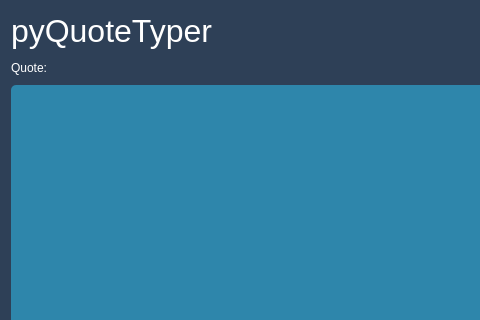
Before: the Qt Designer form ui/ui_quotetyper.ui in larry273/pyQuoteTyper, drawn with Qt 5; both pictures show x 0 to 480 and y 0 to 320 of the 1172 by 483 pixel window.
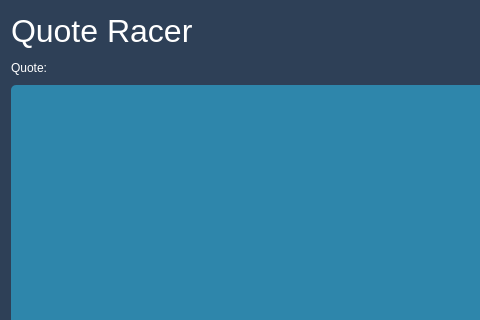
After: the same form once the commit is applied.

```diff
--- a/ui/ui_quotetyper.ui
+++ b/ui/ui_quotetyper.ui
@@ -114,7 +114,7 @@
       <string notr="true">font: 24pt;</string>
      </property>
      <property name="text">
-      <string>pyQuoteTyper</string>
+      <string>Quote Racer</string>
      </property>
     </widget>
    </item>
```
